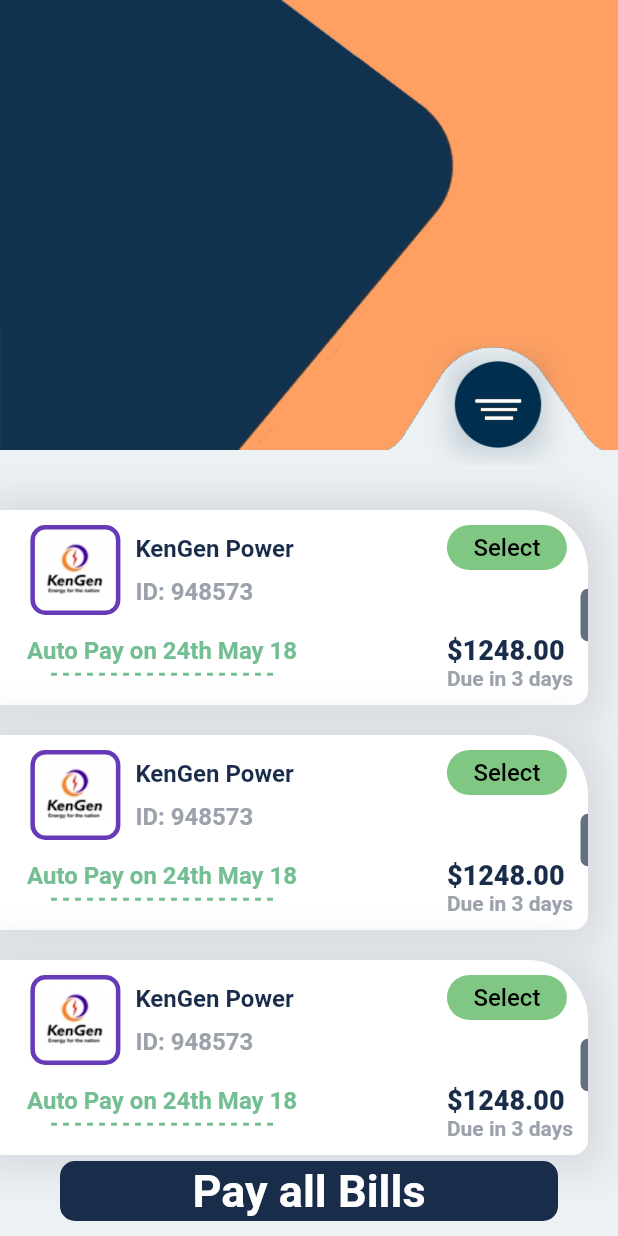
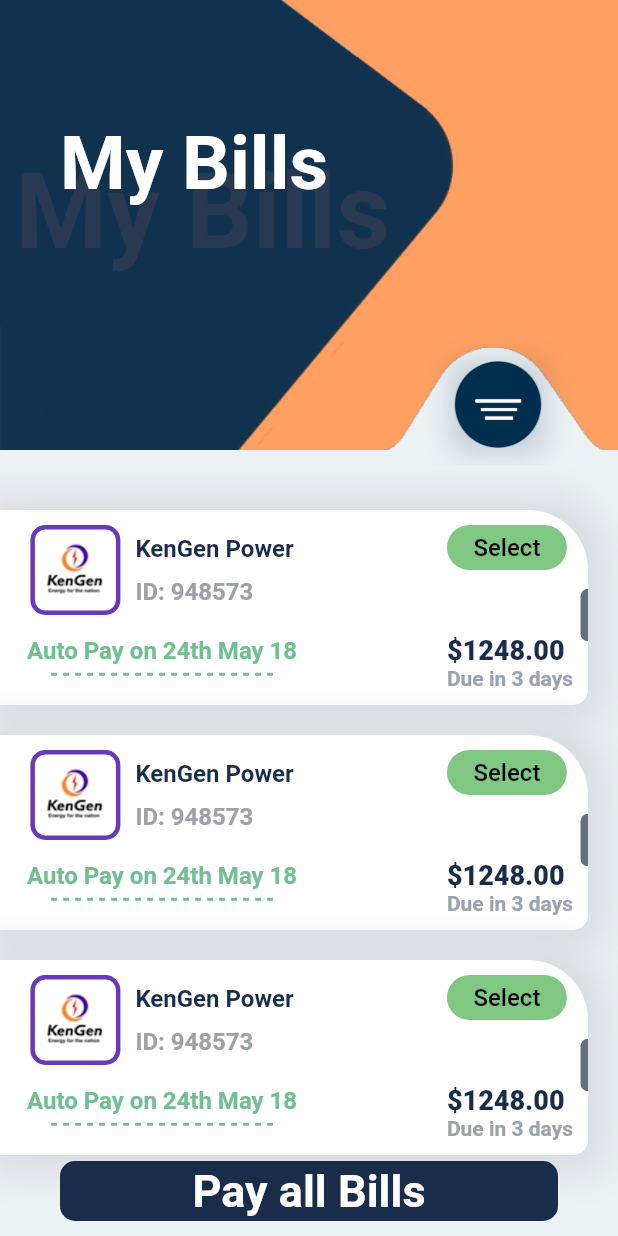
Before and after one commit to subin1rai/Payment-App, a Flutter app: the HomePage screen opened directly, on a phone screen of 412 x 824 dp. Run offline on Flutter 3.47's test engine with Material 2 defaults, Android fonts, the phone set to English and light mode, and no system bars.

```diff
--- a/lib/HomeScreen.dart
+++ b/lib/HomeScreen.dart
@@ -26,6 +26,8 @@ class _HomePageState extends State<HomePage> {
             _headSection(),
             _listBills(),
             _payButton(),
+
+
           ],
         ),
       ),
@@ -40,6 +42,7 @@ class _HomePageState extends State<HomePage> {
           _mainBackground(),
           _curveImageContainer(),
           _roundButton(),
+          _textContainer(),
         ],
       ),
     );
@@ -98,7 +101,7 @@ class _HomePageState extends State<HomePage> {
                         Positioned(
                             right: 50,
                             child: Container(
-                              margin: EdgeInsets.only(),
+                              padding: EdgeInsets.only(top: 5, bottom: 25),
                               height: 250,
                               width: 60,
                               decoration: BoxDecoration(
@@ -112,7 +115,23 @@ class _HomePageState extends State<HomePage> {
                                     icon: Icons.cancel,
                                     iconColor: BillColor.mainColor,
                                     background: Colors.white,
-                                    onTap: (){Navigator.pop(context);},
+                                    onTap: () {
+                                      Navigator.pop(context);
+                                    },
+                                  ),
+                                  AppButtonds(
+                                    icon: Icons.add,
+                                    iconColor: BillColor.mainColor,
+                                    background: Colors.white,
+                                    onTap: () {},
+                                    text: "Add Bill",
+                                  ),
+                                  AppButtonds(
+                                    icon: Icons.history,
+                                    iconColor: BillColor.mainColor,
+                                    background: Colors.white,
+                                    onTap: () {},
+                                    text: "History",
                                   ),
                                 ],
                               ),
@@ -289,4 +308,33 @@ class _HomePageState extends State<HomePage> {
       ),
     );
   }
+
+  _textContainer() {
+    return Stack(
+      children: [
+         Positioned(
+                left: 10,
+                top: 100,
+                child: Text(
+                  "My Bills",
+                  style: TextStyle(
+                    fontSize: 70,
+                    fontWeight: FontWeight.bold,
+                    color: Color(0xFF293952),
+                  ),
+                ),
+                ),
+           Positioned(
+                left: 40,
+                top: 80,
+                child: Text(
+                  "My Bills",
+                  style: TextStyle(
+                      fontSize: 50,
+                      fontWeight: FontWeight.bold,
+                      color: Colors.white),
+                ),),
+      ],
+    );
+  }
 }
--- a/lib/button.dart
+++ b/lib/button.dart
@@ -17,7 +17,7 @@ class AppButtonds extends StatelessWidget {
       this.iconColor = Colors.white,
       this.onTap,
       this.background = BillColor.mainColor,
-      this.textColor = BillColor.mainColor});
+      this.textColor = const Color.fromARGB(255, 255, 255, 255)});
 
   @override
   Widget build(BuildContext context) {
--- a/lib/main.dart
+++ b/lib/main.dart
@@ -1,4 +1,5 @@
 import 'package:flutter/material.dart';
+import 'package:paymentapp/paymentPage.dart';
 
 import 'HomeScreen.dart';
 
@@ -13,7 +14,7 @@ class MyApp extends StatelessWidget {
     return MaterialApp(
       title: 'Payment App',
       debugShowCheckedModeBanner: false,
-      home: HomePage(),
+      home: PaymentPage(),
 
     );
   }
```
Also changed, not shown: lib/paymentPage.dart (added, +47 -0 lines).
